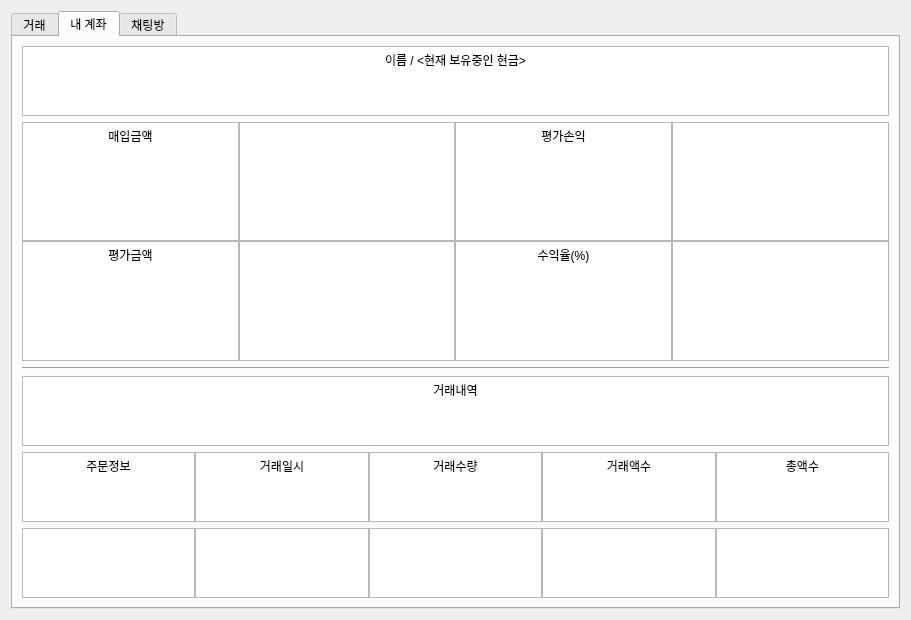
Before: the Qt Designer form miniProject2/mainview.ui in donjizzkan/miniProject2, drawn with Qt 5.
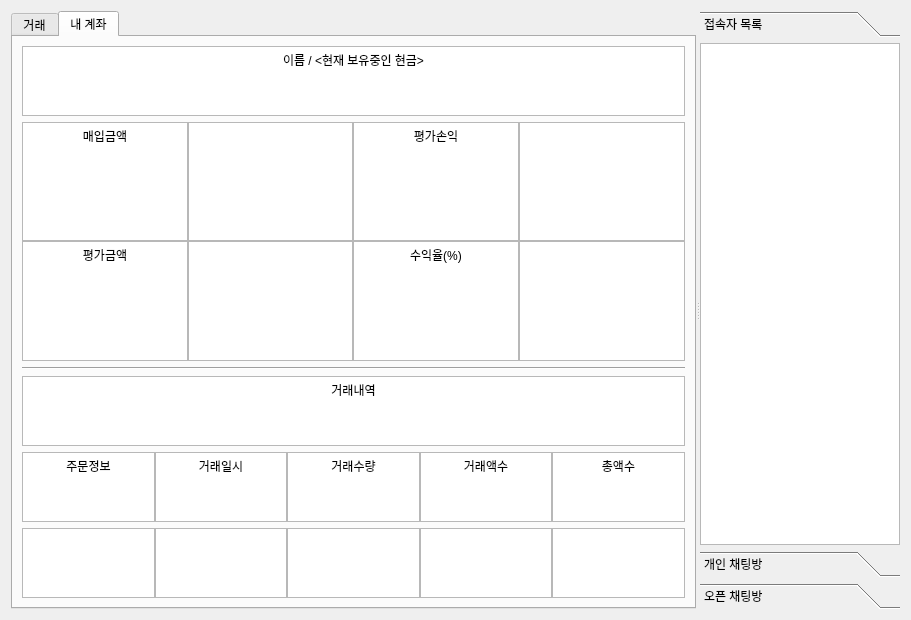
After: the same form once the commit is applied. The open tabs and pages were chosen to show the change.

Commit message: chatting window and toolbox

Diff of the .ui file:
```diff
--- a/miniProject2/mainview.ui
+++ b/miniProject2/mainview.ui
@@ -19,8 +19,12 @@
   <property name="windowTitle">
    <string>Form</string>
   </property>
-  <layout class="QHBoxLayout" name="horizontalLayout_5">
+  <layout class="QVBoxLayout" name="verticalLayout_2">
    <item>
+    <widget class="QSplitter" name="splitter">
+     <property name="orientation">
+      <enum>Qt::Orientation::Horizontal</enum>
+     </property>
     <widget class="QTabWidget" name="tapwidget">
      <property name="sizePolicy">
       <sizepolicy hsizetype="Expanding" vsizetype="Expanding">
@@ -63,8 +67,8 @@
 hr { height: 1px; border-width: 0; }
 li.unchecked::marker { content: &quot;\2610&quot;; }
 li.checked::marker { content: &quot;\2612&quot;; }
-&lt;/style&gt;&lt;/head&gt;&lt;body style=&quot; font-family:'맑은 고딕'; font-size:9pt; font-weight:400; font-style:normal;&quot;&gt;
-&lt;p align=&quot;center&quot; style=&quot; margin-top:0px; margin-bottom:0px; margin-left:0px; margin-right:0px; -qt-block-indent:0; text-indent:0px;&quot;&gt;이름 / &amp;lt;현재 보유중인 현금&amp;gt;&lt;/p&gt;&lt;/body&gt;&lt;/html&gt;</string>
+&lt;/style&gt;&lt;/head&gt;&lt;body style=&quot; font-family:'.AppleSystemUIFont'; font-size:13pt; font-weight:400; font-style:normal;&quot;&gt;
+&lt;p align=&quot;center&quot; style=&quot; margin-top:0px; margin-bottom:0px; margin-left:0px; margin-right:0px; -qt-block-indent:0; text-indent:0px;&quot;&gt;&lt;span style=&quot; font-family:'맑은 고딕'; font-size:9pt;&quot;&gt;이름 / &amp;lt;현재 보유중인 현금&amp;gt;&lt;/span&gt;&lt;/p&gt;&lt;/body&gt;&lt;/html&gt;</string>
          </property>
         </widget>
        </item>
@@ -85,8 +89,8 @@
 hr { height: 1px; border-width: 0; }
 li.unchecked::marker { content: &quot;\2610&quot;; }
 li.checked::marker { content: &quot;\2612&quot;; }
-&lt;/style&gt;&lt;/head&gt;&lt;body style=&quot; font-family:'맑은 고딕'; font-size:9pt; font-weight:400; font-style:normal;&quot;&gt;
-&lt;p align=&quot;center&quot; style=&quot; margin-top:0px; margin-bottom:0px; margin-left:0px; margin-right:0px; -qt-block-indent:0; text-indent:0px;&quot;&gt;수익율(%)&lt;/p&gt;&lt;/body&gt;&lt;/html&gt;</string>
+&lt;/style&gt;&lt;/head&gt;&lt;body style=&quot; font-family:'.AppleSystemUIFont'; font-size:13pt; font-weight:400; font-style:normal;&quot;&gt;
+&lt;p align=&quot;center&quot; style=&quot; margin-top:0px; margin-bottom:0px; margin-left:0px; margin-right:0px; -qt-block-indent:0; text-indent:0px;&quot;&gt;&lt;span style=&quot; font-family:'맑은 고딕'; font-size:9pt;&quot;&gt;수익율(%)&lt;/span&gt;&lt;/p&gt;&lt;/body&gt;&lt;/html&gt;</string>
            </property>
           </widget>
          </item>
@@ -99,8 +103,8 @@
 hr { height: 1px; border-width: 0; }
 li.unchecked::marker { content: &quot;\2610&quot;; }
 li.checked::marker { content: &quot;\2612&quot;; }
-&lt;/style&gt;&lt;/head&gt;&lt;body style=&quot; font-family:'맑은 고딕'; font-size:9pt; font-weight:400; font-style:normal;&quot;&gt;
-&lt;p align=&quot;center&quot; style=&quot; margin-top:0px; margin-bottom:0px; margin-left:0px; margin-right:0px; -qt-block-indent:0; text-indent:0px;&quot;&gt;평가손익&lt;/p&gt;&lt;/body&gt;&lt;/html&gt;</string>
+&lt;/style&gt;&lt;/head&gt;&lt;body style=&quot; font-family:'.AppleSystemUIFont'; font-size:13pt; font-weight:400; font-style:normal;&quot;&gt;
+&lt;p align=&quot;center&quot; style=&quot; margin-top:0px; margin-bottom:0px; margin-left:0px; margin-right:0px; -qt-block-indent:0; text-indent:0px;&quot;&gt;&lt;span style=&quot; font-family:'맑은 고딕'; font-size:9pt;&quot;&gt;평가손익&lt;/span&gt;&lt;/p&gt;&lt;/body&gt;&lt;/html&gt;</string>
            </property>
           </widget>
          </item>
@@ -113,8 +117,8 @@
 hr { height: 1px; border-width: 0; }
 li.unchecked::marker { content: &quot;\2610&quot;; }
 li.checked::marker { content: &quot;\2612&quot;; }
-&lt;/style&gt;&lt;/head&gt;&lt;body style=&quot; font-family:'맑은 고딕'; font-size:9pt; font-weight:400; font-style:normal;&quot;&gt;
-&lt;p align=&quot;center&quot; style=&quot; margin-top:0px; margin-bottom:0px; margin-left:0px; margin-right:0px; -qt-block-indent:0; text-indent:0px;&quot;&gt;평가금액&lt;/p&gt;&lt;/body&gt;&lt;/html&gt;</string>
+&lt;/style&gt;&lt;/head&gt;&lt;body style=&quot; font-family:'.AppleSystemUIFont'; font-size:13pt; font-weight:400; font-style:normal;&quot;&gt;
+&lt;p align=&quot;center&quot; style=&quot; margin-top:0px; margin-bottom:0px; margin-left:0px; margin-right:0px; -qt-block-indent:0; text-indent:0px;&quot;&gt;&lt;span style=&quot; font-family:'맑은 고딕'; font-size:9pt;&quot;&gt;평가금액&lt;/span&gt;&lt;/p&gt;&lt;/body&gt;&lt;/html&gt;</string>
            </property>
           </widget>
          </item>
@@ -133,8 +137,8 @@
 hr { height: 1px; border-width: 0; }
 li.unchecked::marker { content: &quot;\2610&quot;; }
 li.checked::marker { content: &quot;\2612&quot;; }
-&lt;/style&gt;&lt;/head&gt;&lt;body style=&quot; font-family:'맑은 고딕'; font-size:9pt; font-weight:400; font-style:normal;&quot;&gt;
-&lt;p align=&quot;center&quot; style=&quot; margin-top:0px; margin-bottom:0px; margin-left:0px; margin-right:0px; -qt-block-indent:0; text-indent:0px;&quot;&gt;매입금액&lt;/p&gt;&lt;/body&gt;&lt;/html&gt;</string>
+&lt;/style&gt;&lt;/head&gt;&lt;body style=&quot; font-family:'.AppleSystemUIFont'; font-size:13pt; font-weight:400; font-style:normal;&quot;&gt;
+&lt;p align=&quot;center&quot; style=&quot; margin-top:0px; margin-bottom:0px; margin-left:0px; margin-right:0px; -qt-block-indent:0; text-indent:0px;&quot;&gt;&lt;span style=&quot; font-family:'맑은 고딕'; font-size:9pt;&quot;&gt;매입금액&lt;/span&gt;&lt;/p&gt;&lt;/body&gt;&lt;/html&gt;</string>
            </property>
           </widget>
          </item>
@@ -159,8 +163,8 @@
 hr { height: 1px; border-width: 0; }
 li.unchecked::marker { content: &quot;\2610&quot;; }
 li.checked::marker { content: &quot;\2612&quot;; }
-&lt;/style&gt;&lt;/head&gt;&lt;body style=&quot; font-family:'맑은 고딕'; font-size:9pt; font-weight:400; font-style:normal;&quot;&gt;
-&lt;p align=&quot;center&quot; style=&quot; margin-top:0px; margin-bottom:0px; margin-left:0px; margin-right:0px; -qt-block-indent:0; text-indent:0px;&quot;&gt;거래내역&lt;/p&gt;&lt;/body&gt;&lt;/html&gt;</string>
+&lt;/style&gt;&lt;/head&gt;&lt;body style=&quot; font-family:'.AppleSystemUIFont'; font-size:13pt; font-weight:400; font-style:normal;&quot;&gt;
+&lt;p align=&quot;center&quot; style=&quot; margin-top:0px; margin-bottom:0px; margin-left:0px; margin-right:0px; -qt-block-indent:0; text-indent:0px;&quot;&gt;&lt;span style=&quot; font-family:'맑은 고딕'; font-size:9pt;&quot;&gt;거래내역&lt;/span&gt;&lt;/p&gt;&lt;/body&gt;&lt;/html&gt;</string>
          </property>
         </widget>
        </item>
@@ -178,8 +182,8 @@
 hr { height: 1px; border-width: 0; }
 li.unchecked::marker { content: &quot;\2610&quot;; }
 li.checked::marker { content: &quot;\2612&quot;; }
-&lt;/style&gt;&lt;/head&gt;&lt;body style=&quot; font-family:'맑은 고딕'; font-size:9pt; font-weight:400; font-style:normal;&quot;&gt;
-&lt;p align=&quot;center&quot; style=&quot; margin-top:0px; margin-bottom:0px; margin-left:0px; margin-right:0px; -qt-block-indent:0; text-indent:0px;&quot;&gt;주문정보&lt;/p&gt;&lt;/body&gt;&lt;/html&gt;</string>
+&lt;/style&gt;&lt;/head&gt;&lt;body style=&quot; font-family:'.AppleSystemUIFont'; font-size:13pt; font-weight:400; font-style:normal;&quot;&gt;
+&lt;p align=&quot;center&quot; style=&quot; margin-top:0px; margin-bottom:0px; margin-left:0px; margin-right:0px; -qt-block-indent:0; text-indent:0px;&quot;&gt;&lt;span style=&quot; font-family:'맑은 고딕'; font-size:9pt;&quot;&gt;주문정보&lt;/span&gt;&lt;/p&gt;&lt;/body&gt;&lt;/html&gt;</string>
            </property>
           </widget>
          </item>
@@ -192,8 +196,8 @@
 hr { height: 1px; border-width: 0; }
 li.unchecked::marker { content: &quot;\2610&quot;; }
 li.checked::marker { content: &quot;\2612&quot;; }
-&lt;/style&gt;&lt;/head&gt;&lt;body style=&quot; font-family:'맑은 고딕'; font-size:9pt; font-weight:400; font-style:normal;&quot;&gt;
-&lt;p align=&quot;center&quot; style=&quot; margin-top:0px; margin-bottom:0px; margin-left:0px; margin-right:0px; -qt-block-indent:0; text-indent:0px;&quot;&gt;거래일시&lt;/p&gt;&lt;/body&gt;&lt;/html&gt;</string>
+&lt;/style&gt;&lt;/head&gt;&lt;body style=&quot; font-family:'.AppleSystemUIFont'; font-size:13pt; font-weight:400; font-style:normal;&quot;&gt;
+&lt;p align=&quot;center&quot; style=&quot; margin-top:0px; margin-bottom:0px; margin-left:0px; margin-right:0px; -qt-block-indent:0; text-indent:0px;&quot;&gt;&lt;span style=&quot; font-family:'맑은 고딕'; font-size:9pt;&quot;&gt;거래일시&lt;/span&gt;&lt;/p&gt;&lt;/body&gt;&lt;/html&gt;</string>
            </property>
           </widget>
          </item>
@@ -206,8 +210,8 @@
 hr { height: 1px; border-width: 0; }
 li.unchecked::marker { content: &quot;\2610&quot;; }
 li.checked::marker { content: &quot;\2612&quot;; }
-&lt;/style&gt;&lt;/head&gt;&lt;body style=&quot; font-family:'맑은 고딕'; font-size:9pt; font-weight:400; font-style:normal;&quot;&gt;
-&lt;p align=&quot;center&quot; style=&quot; margin-top:0px; margin-bottom:0px; margin-left:0px; margin-right:0px; -qt-block-indent:0; text-indent:0px;&quot;&gt;거래수량&lt;/p&gt;&lt;/body&gt;&lt;/html&gt;</string>
+&lt;/style&gt;&lt;/head&gt;&lt;body style=&quot; font-family:'.AppleSystemUIFont'; font-size:13pt; font-weight:400; font-style:normal;&quot;&gt;
+&lt;p align=&quot;center&quot; style=&quot; margin-top:0px; margin-bottom:0px; margin-left:0px; margin-right:0px; -qt-block-indent:0; text-indent:0px;&quot;&gt;&lt;span style=&quot; font-family:'맑은 고딕'; font-size:9pt;&quot;&gt;거래수량&lt;/span&gt;&lt;/p&gt;&lt;/body&gt;&lt;/html&gt;</string>
            </property>
           </widget>
          </item>
@@ -220,8 +224,8 @@
 hr { height: 1px; border-width: 0; }
 li.unchecked::marker { content: &quot;\2610&quot;; }
 li.checked::marker { content: &quot;\2612&quot;; }
-&lt;/style&gt;&lt;/head&gt;&lt;body style=&quot; font-family:'맑은 고딕'; font-size:9pt; font-weight:400; font-style:normal;&quot;&gt;
-&lt;p align=&quot;center&quot; style=&quot; margin-top:0px; margin-bottom:0px; margin-left:0px; margin-right:0px; -qt-block-indent:0; text-indent:0px;&quot;&gt;거래액수&lt;/p&gt;&lt;/body&gt;&lt;/html&gt;</string>
+&lt;/style&gt;&lt;/head&gt;&lt;body style=&quot; font-family:'.AppleSystemUIFont'; font-size:13pt; font-weight:400; font-style:normal;&quot;&gt;
+&lt;p align=&quot;center&quot; style=&quot; margin-top:0px; margin-bottom:0px; margin-left:0px; margin-right:0px; -qt-block-indent:0; text-indent:0px;&quot;&gt;&lt;span style=&quot; font-family:'맑은 고딕'; font-size:9pt;&quot;&gt;거래액수&lt;/span&gt;&lt;/p&gt;&lt;/body&gt;&lt;/html&gt;</string>
            </property>
           </widget>
          </item>
@@ -234,8 +238,8 @@
 hr { height: 1px; border-width: 0; }
 li.unchecked::marker { content: &quot;\2610&quot;; }
 li.checked::marker { content: &quot;\2612&quot;; }
-&lt;/style&gt;&lt;/head&gt;&lt;body style=&quot; font-family:'맑은 고딕'; font-size:9pt; font-weight:400; font-style:normal;&quot;&gt;
-&lt;p align=&quot;center&quot; style=&quot; margin-top:0px; margin-bottom:0px; margin-left:0px; margin-right:0px; -qt-block-indent:0; text-indent:0px;&quot;&gt;총액수&lt;/p&gt;&lt;/body&gt;&lt;/html&gt;</string>
+&lt;/style&gt;&lt;/head&gt;&lt;body style=&quot; font-family:'.AppleSystemUIFont'; font-size:13pt; font-weight:400; font-style:normal;&quot;&gt;
+&lt;p align=&quot;center&quot; style=&quot; margin-top:0px; margin-bottom:0px; margin-left:0px; margin-right:0px; -qt-block-indent:0; text-indent:0px;&quot;&gt;&lt;span style=&quot; font-family:'맑은 고딕'; font-size:9pt;&quot;&gt;총액수&lt;/span&gt;&lt;/p&gt;&lt;/body&gt;&lt;/html&gt;</string>
            </property>
           </widget>
          </item>
@@ -255,8 +259,8 @@
 hr { height: 1px; border-width: 0; }
 li.unchecked::marker { content: &quot;\2610&quot;; }
 li.checked::marker { content: &quot;\2612&quot;; }
-&lt;/style&gt;&lt;/head&gt;&lt;body style=&quot; font-family:'맑은 고딕'; font-size:9pt; font-weight:400; font-style:normal;&quot;&gt;
-&lt;p style=&quot;-qt-paragraph-type:empty; margin-top:0px; margin-bottom:0px; margin-left:0px; margin-right:0px; -qt-block-indent:0; text-indent:0px;&quot;&gt;&lt;br /&gt;&lt;/p&gt;&lt;/body&gt;&lt;/html&gt;</string>
+&lt;/style&gt;&lt;/head&gt;&lt;body style=&quot; font-family:'.AppleSystemUIFont'; font-size:13pt; font-weight:400; font-style:normal;&quot;&gt;
+&lt;p style=&quot;-qt-paragraph-type:empty; margin-top:0px; margin-bottom:0px; margin-left:0px; margin-right:0px; -qt-block-indent:0; text-indent:0px; font-family:'맑은 고딕'; font-size:9pt;&quot;&gt;&lt;br /&gt;&lt;/p&gt;&lt;/body&gt;&lt;/html&gt;</string>
            </property>
           </widget>
          </item>
@@ -269,8 +273,8 @@
 hr { height: 1px; border-width: 0; }
 li.unchecked::marker { content: &quot;\2610&quot;; }
 li.checked::marker { content: &quot;\2612&quot;; }
-&lt;/style&gt;&lt;/head&gt;&lt;body style=&quot; font-family:'맑은 고딕'; font-size:9pt; font-weight:400; font-style:normal;&quot;&gt;
-&lt;p align=&quot;center&quot; style=&quot;-qt-paragraph-type:empty; margin-top:0px; margin-bottom:0px; margin-left:0px; margin-right:0px; -qt-block-indent:0; text-indent:0px;&quot;&gt;&lt;br /&gt;&lt;/p&gt;&lt;/body&gt;&lt;/html&gt;</string>
+&lt;/style&gt;&lt;/head&gt;&lt;body style=&quot; font-family:'.AppleSystemUIFont'; font-size:13pt; font-weight:400; font-style:normal;&quot;&gt;
+&lt;p align=&quot;center&quot; style=&quot;-qt-paragraph-type:empty; margin-top:0px; margin-bottom:0px; margin-left:0px; margin-right:0px; -qt-block-indent:0; text-indent:0px; font-family:'맑은 고딕'; font-size:9pt;&quot;&gt;&lt;br /&gt;&lt;/p&gt;&lt;/body&gt;&lt;/html&gt;</string>
            </property>
           </widget>
          </item>
@@ -283,8 +287,8 @@
 hr { height: 1px; border-width: 0; }
 li.unchecked::marker { content: &quot;\2610&quot;; }
 li.checked::marker { content: &quot;\2612&quot;; }
-&lt;/style&gt;&lt;/head&gt;&lt;body style=&quot; font-family:'맑은 고딕'; font-size:9pt; font-weight:400; font-style:normal;&quot;&gt;
-&lt;p align=&quot;center&quot; style=&quot;-qt-paragraph-type:empty; margin-top:0px; margin-bottom:0px; margin-left:0px; margin-right:0px; -qt-block-indent:0; text-indent:0px;&quot;&gt;&lt;br /&gt;&lt;/p&gt;&lt;/body&gt;&lt;/html&gt;</string>
+&lt;/style&gt;&lt;/head&gt;&lt;body style=&quot; font-family:'.AppleSystemUIFont'; font-size:13pt; font-weight:400; font-style:normal;&quot;&gt;
+&lt;p align=&quot;center&quot; style=&quot;-qt-paragraph-type:empty; margin-top:0px; margin-bottom:0px; margin-left:0px; margin-right:0px; -qt-block-indent:0; text-indent:0px; font-family:'맑은 고딕'; font-size:9pt;&quot;&gt;&lt;br /&gt;&lt;/p&gt;&lt;/body&gt;&lt;/html&gt;</string>
            </property>
           </widget>
          </item>
@@ -297,8 +301,8 @@
 hr { height: 1px; border-width: 0; }
 li.unchecked::marker { content: &quot;\2610&quot;; }
 li.checked::marker { content: &quot;\2612&quot;; }
-&lt;/style&gt;&lt;/head&gt;&lt;body style=&quot; font-family:'맑은 고딕'; font-size:9pt; font-weight:400; font-style:normal;&quot;&gt;
-&lt;p align=&quot;center&quot; style=&quot;-qt-paragraph-type:empty; margin-top:0px; margin-bottom:0px; margin-left:0px; margin-right:0px; -qt-block-indent:0; text-indent:0px;&quot;&gt;&lt;br /&gt;&lt;/p&gt;&lt;/body&gt;&lt;/html&gt;</string>
+&lt;/style&gt;&lt;/head&gt;&lt;body style=&quot; font-family:'.AppleSystemUIFont'; font-size:13pt; font-weight:400; font-style:normal;&quot;&gt;
+&lt;p align=&quot;center&quot; style=&quot;-qt-paragraph-type:empty; margin-top:0px; margin-bottom:0px; margin-left:0px; margin-right:0px; -qt-block-indent:0; text-indent:0px; font-family:'맑은 고딕'; font-size:9pt;&quot;&gt;&lt;br /&gt;&lt;/p&gt;&lt;/body&gt;&lt;/html&gt;</string>
            </property>
           </widget>
          </item>
@@ -311,8 +315,8 @@
 hr { height: 1px; border-width: 0; }
 li.unchecked::marker { content: &quot;\2610&quot;; }
 li.checked::marker { content: &quot;\2612&quot;; }
-&lt;/style&gt;&lt;/head&gt;&lt;body style=&quot; font-family:'맑은 고딕'; font-size:9pt; font-weight:400; font-style:normal;&quot;&gt;
-&lt;p align=&quot;center&quot; style=&quot;-qt-paragraph-type:empty; margin-top:0px; margin-bottom:0px; margin-left:0px; margin-right:0px; -qt-block-indent:0; text-indent:0px;&quot;&gt;&lt;br /&gt;&lt;/p&gt;&lt;/body&gt;&lt;/html&gt;</string>
+&lt;/style&gt;&lt;/head&gt;&lt;body style=&quot; font-family:'.AppleSystemUIFont'; font-size:13pt; font-weight:400; font-style:normal;&quot;&gt;
+&lt;p align=&quot;center&quot; style=&quot;-qt-paragraph-type:empty; margin-top:0px; margin-bottom:0px; margin-left:0px; margin-right:0px; -qt-block-indent:0; text-indent:0px; font-family:'맑은 고딕'; font-size:9pt;&quot;&gt;&lt;br /&gt;&lt;/p&gt;&lt;/body&gt;&lt;/html&gt;</string>
            </property>
           </widget>
          </item>
@@ -320,60 +324,119 @@
        </item>
       </layout>
      </widget>
-     <widget class="QWidget" name="tab_3">
-      <attribute name="title">
-       <string>채팅방</string>
-      </attribute>
-      <layout class="QHBoxLayout" name="horizontalLayout_4">
-       <item>
+     </widget>
+     <widget class="QToolBox" name="chatting_ToolBox">
+      <property name="sizePolicy">
+       <sizepolicy hsizetype="Expanding" vsizetype="Expanding">
+        <horstretch>0</horstretch>
+        <verstretch>0</verstretch>
+       </sizepolicy>
+      </property>
+      <property name="minimumSize">
+       <size>
+        <width>200</width>
+        <height>0</height>
+       </size>
+      </property>
+      <property name="currentIndex">
+       <number>2</number>
+      </property>
+      <widget class="QWidget" name="connect_list">
+       <property name="geometry">
+        <rect>
+         <x>0</x>
+         <y>0</y>
+         <width>200</width>
+         <height>494</height>
+        </rect>
+       </property>
+       <property name="sizePolicy">
+        <sizepolicy hsizetype="Expanding" vsizetype="Expanding">
+         <horstretch>0</horstretch>
+         <verstretch>0</verstretch>
+        </sizepolicy>
+       </property>
+       <attribute name="label">
+        <string>접속자 목록</string>
+       </attribute>
         <layout class="QVBoxLayout" name="verticalLayout_3">
+        <property name="leftMargin">
+         <number>0</number>
+        </property>
+        <property name="topMargin">
+         <number>0</number>
+        </property>
+        <property name="rightMargin">
+         <number>0</number>
+        </property>
+        <property name="bottomMargin">
+         <number>0</number>
+        </property>
          <item>
-          <widget class="QTextBrowser" name="textBrowser_15"/>
-         </item>
+         <widget class="QListWidget" name="connect_listWidget"/>
+        </item>
+       </layout>
+      </widget>
+      <widget class="QWidget" name="oneByone_list">
+       <property name="geometry">
+        <rect>
+         <x>0</x>
+         <y>0</y>
+         <width>200</width>
+         <height>494</height>
+        </rect>
+       </property>
+       <attribute name="label">
+        <string>개인 채팅방</string>
+       </attribute>
+       <layout class="QVBoxLayout" name="verticalLayout_4">
+        <property name="leftMargin">
+         <number>0</number>
+        </property>
+        <property name="topMargin">
+         <number>0</number>
+        </property>
+        <property name="rightMargin">
+         <number>0</number>
+        </property>
+        <property name="bottomMargin">
+         <number>0</number>
+        </property>
          <item>
-          <layout class="QHBoxLayout" name="horizontalLayout_2">
-           <item>
-            <widget class="QTextEdit" name="textEdit"/>
-           </item>
-           <item>
-            <widget class="QPushButton" name="pushButton">
-             <property name="text">
-              <string>전송</string>
-             </property>
-            </widget>
-           </item>
-          </layout>
-         </item>
-        </layout>
-       </item>
-       <item>
-        <layout class="QVBoxLayout" name="verticalLayout_2">
-         <item>
-          <widget class="QTextBrowser" name="textBrowser_22">
-           <property name="sizePolicy">
-            <sizepolicy hsizetype="Expanding" vsizetype="Expanding">
-             <horstretch>0</horstretch>
-             <verstretch>0</verstretch>
-            </sizepolicy>
-           </property>
-           <property name="html">
-            <string>&lt;!DOCTYPE HTML PUBLIC &quot;-//W3C//DTD HTML 4.0//EN&quot; &quot;http://www.w3.org/TR/REC-html40/strict.dtd&quot;&gt;
-&lt;html&gt;&lt;head&gt;&lt;meta name=&quot;qrichtext&quot; content=&quot;1&quot; /&gt;&lt;meta charset=&quot;utf-8&quot; /&gt;&lt;style type=&quot;text/css&quot;&gt;
-p, li { white-space: pre-wrap; }
-hr { height: 1px; border-width: 0; }
-li.unchecked::marker { content: &quot;\2610&quot;; }
-li.checked::marker { content: &quot;\2612&quot;; }
-&lt;/style&gt;&lt;/head&gt;&lt;body style=&quot; font-family:'맑은 고딕'; font-size:9pt; font-weight:400; font-style:normal;&quot;&gt;
-&lt;p align=&quot;center&quot; style=&quot; margin-top:0px; margin-bottom:0px; margin-left:0px; margin-right:0px; -qt-block-indent:0; text-indent:0px;&quot;&gt;접속중인 사용자&lt;/p&gt;&lt;/body&gt;&lt;/html&gt;</string>
-           </property>
-          </widget>
-         </item>
+         <widget class="QListWidget" name="oneByone_listWidget"/>
+        </item>
+       </layout>
+      </widget>
+      <widget class="QWidget" name="oneByMore_list">
+       <property name="geometry">
+        <rect>
+         <x>0</x>
+         <y>0</y>
+         <width>200</width>
+         <height>494</height>
+        </rect>
+       </property>
+       <attribute name="label">
+        <string>오픈 채팅방</string>
+       </attribute>
+       <layout class="QVBoxLayout" name="verticalLayout_5">
+        <property name="leftMargin">
+         <number>0</number>
+        </property>
+        <property name="topMargin">
+         <number>0</number>
+        </property>
+        <property name="rightMargin">
+         <number>0</number>
+        </property>
+        <property name="bottomMargin">
+         <number>0</number>
+        </property>
          <item>
-          <widget class="QTextBrowser" name="textBrowser_16"/>
-         </item>
-        </layout>
-       </item>
-      </layout>
+         <widget class="QListWidget" name="oneByMore_listWidget"/>
+        </item>
+       </layout>
+      </widget>
      </widget>
     </widget>
    </item>
```
Left out of the diff: 2 changed lines with no effect on the pictures. Lines whose indentation alone changed are shown as unchanged. The commit also changes 1914 other files.
